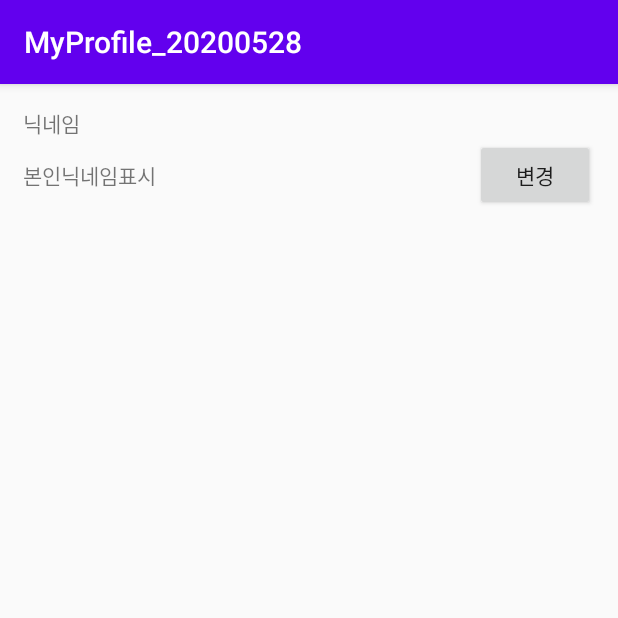
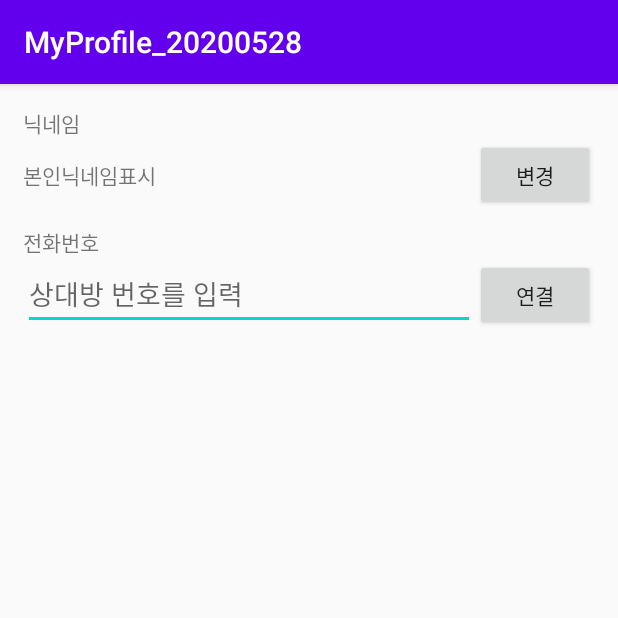
Before and after one commit to cho881020/MyProfile_20200528, an Android app: the screen it shows after launch (MainActivity), on a phone screen of 412 x 824 dp, the top half of it. Run offline under Robolectric (Android 15) with nearby library versions, the phone set to English and light mode, and no system bars.

```diff
--- a/app/src/main/java/kr/co/tjoeun/myprofile_20200528/MainActivity.kt
+++ b/app/src/main/java/kr/co/tjoeun/myprofile_20200528/MainActivity.kt
@@ -2,6 +2,7 @@ package kr.co.tjoeun.myprofile_20200528
 
 import android.app.Activity
 import android.content.Intent
+import android.net.Uri
 import androidx.appcompat.app.AppCompatActivity
 import android.os.Bundle
 import android.widget.Toast
@@ -14,6 +15,14 @@ class MainActivity : AppCompatActivity() {
     override fun onCreate(savedInstanceState: Bundle?) {
         super.onCreate(savedInstanceState)
         setContentView(R.layout.activity_main)
+
+        dialBtn.setOnClickListener {
+            val phoneNum = phoneNumEdt.text.toString()
+
+            val myUri = Uri.parse("tel:${phoneNum}")
+            val myIntent = Intent(Intent.ACTION_DIAL, myUri)
+            startActivity(myIntent)
+        }
 
         changeNickBtn.setOnClickListener {
             val myIntent = Intent(this, EditNickNameActivity::class.java)
--- a/app/src/main/res/layout/activity_main.xml
+++ b/app/src/main/res/layout/activity_main.xml
@@ -38,4 +38,33 @@
 
     </LinearLayout>
 
+
+    <TextView
+        android:layout_width="wrap_content"
+        android:layout_height="wrap_content"
+        android:text="전화번호"
+        android:layout_marginTop="10dp" />
+
+    <LinearLayout
+        android:layout_width="match_parent"
+        android:layout_height="wrap_content"
+        android:orientation="horizontal">
+
+        <EditText
+            android:id="@+id/phoneNumEdt"
+            android:layout_width="0dp"
+            android:layout_weight="1"
+            android:layout_height="wrap_content"
+            android:hint="상대방 번호를 입력"
+            android:inputType="phone" />
+
+        <Button
+            android:id="@+id/dialBtn"
+            android:layout_width="80dp"
+            android:layout_height="wrap_content"
+            android:text="연결" />
+
+    </LinearLayout>
+
+
 </LinearLayout>
```
